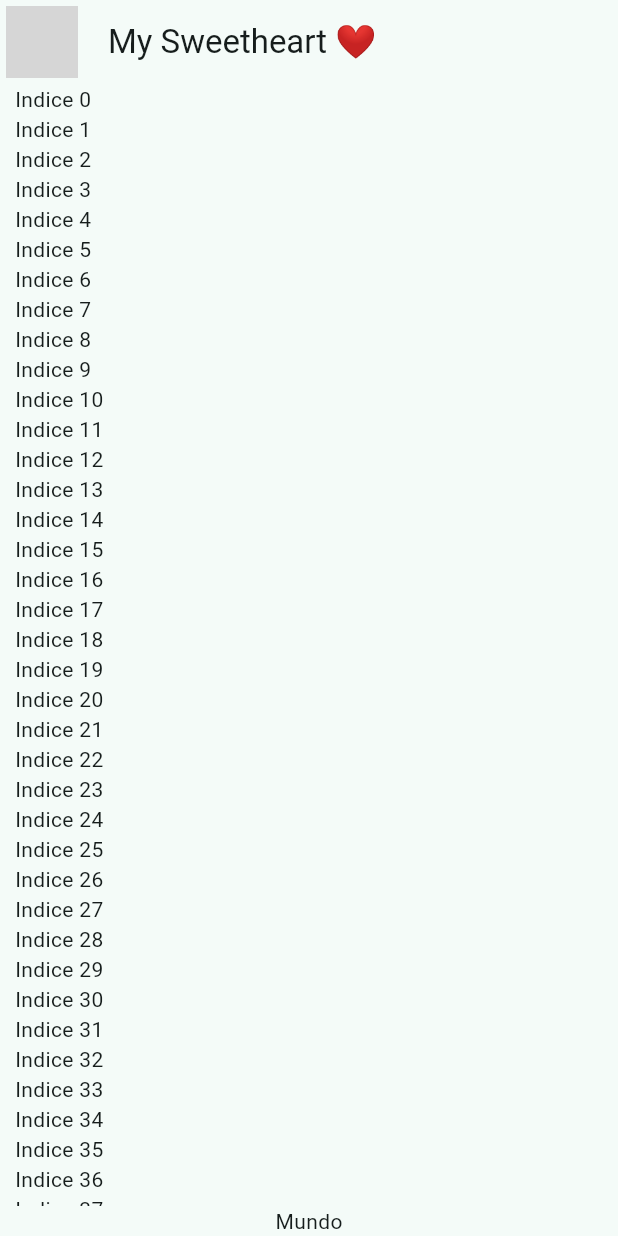
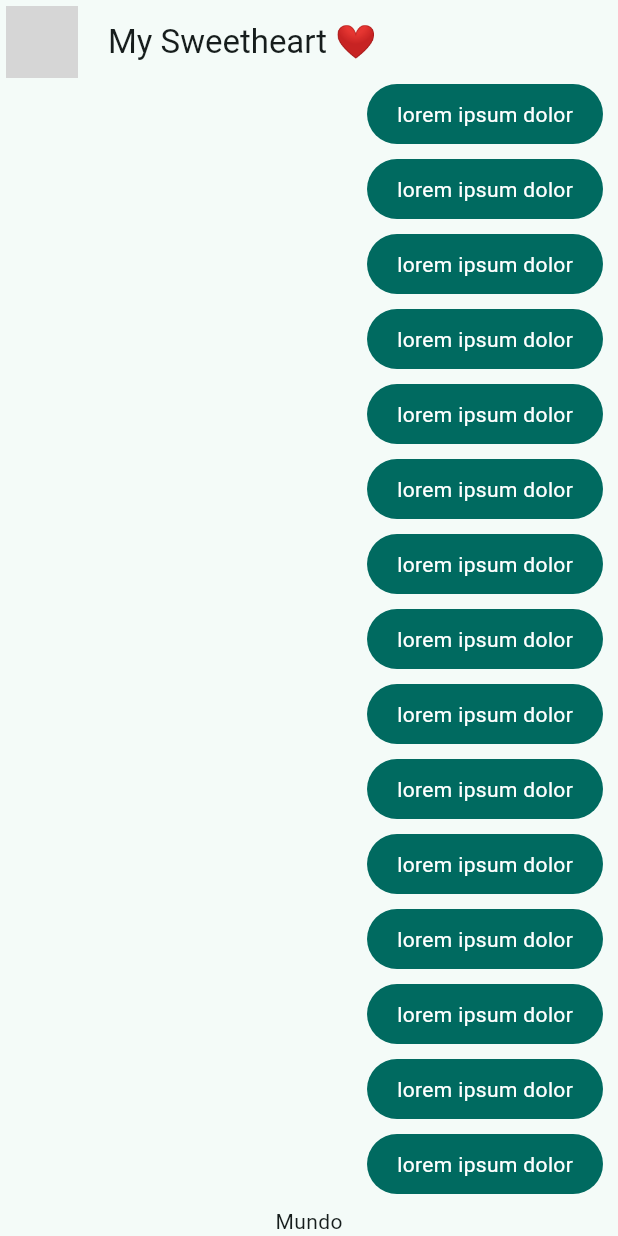
Before and after one commit to luisprmat/flutter-yes-or-not, a Flutter app: the screen it shows after launch, on a phone screen of 412 x 824 dp. Run offline on Flutter 3.47's test engine with Material 3 defaults, Android fonts, the phone set to English and light mode, and no system bars; network calls fail; grey boxes are pictures that could not be loaded.

Commit message:
My Message Bubble, use theme color, refactor structure

```diff
--- a/lib/main.dart
+++ b/lib/main.dart
@@ -1,6 +1,6 @@
 import 'package:flutter/material.dart';
 import 'package:yes_or_not_app/config/theme/app_theme.dart';
-import 'package:yes_or_not_app/presentation/chat/chat_screen.dart';
+import 'package:yes_or_not_app/presentation/screens/chat/chat_screen.dart';
 
 void main() {
   runApp(const MyApp());
--- a/lib/presentation/chat/chat_screen.dart
+++ b/lib/presentation/screens/chat/chat_screen.dart
@@ -1,4 +1,5 @@
 import 'package:flutter/material.dart';
+import 'package:yes_or_not_app/presentation/widgets/chat/my_message_bubble.dart';
 
 class ChatScreen extends StatelessWidget {
   const ChatScreen({super.key});
@@ -32,7 +33,7 @@ class _ChatView extends StatelessWidget {
               child: ListView.builder(
                 itemCount: 50,
                 itemBuilder: (context, index) {
-                  return Text('Indice $index');
+                  return const MyMessageBubble();
                 },
               ),
             ),
--- /dev/null
+++ b/lib/presentation/widgets/chat/my_message_bubble.dart
@@ -0,0 +1,30 @@
+import 'package:flutter/material.dart';
+
+class MyMessageBubble extends StatelessWidget {
+  const MyMessageBubble({super.key});
+
+  @override
+  Widget build(BuildContext context) {
+    final colors = Theme.of(context).colorScheme;
+
+    return Column(
+      crossAxisAlignment: CrossAxisAlignment.end,
+      children: [
+        Container(
+          decoration: BoxDecoration(
+            color: colors.primary,
+            borderRadius: BorderRadius.circular(20),
+          ),
+          child: Padding(
+            padding: const EdgeInsets.symmetric(horizontal: 20, vertical: 10),
+            child: Text(
+              'lorem ipsum dolor',
+              style: TextStyle(color: Colors.white),
+            ),
+          ),
+        ),
+        SizedBox(height: 10),
+      ],
+    );
+  }
+}
```
